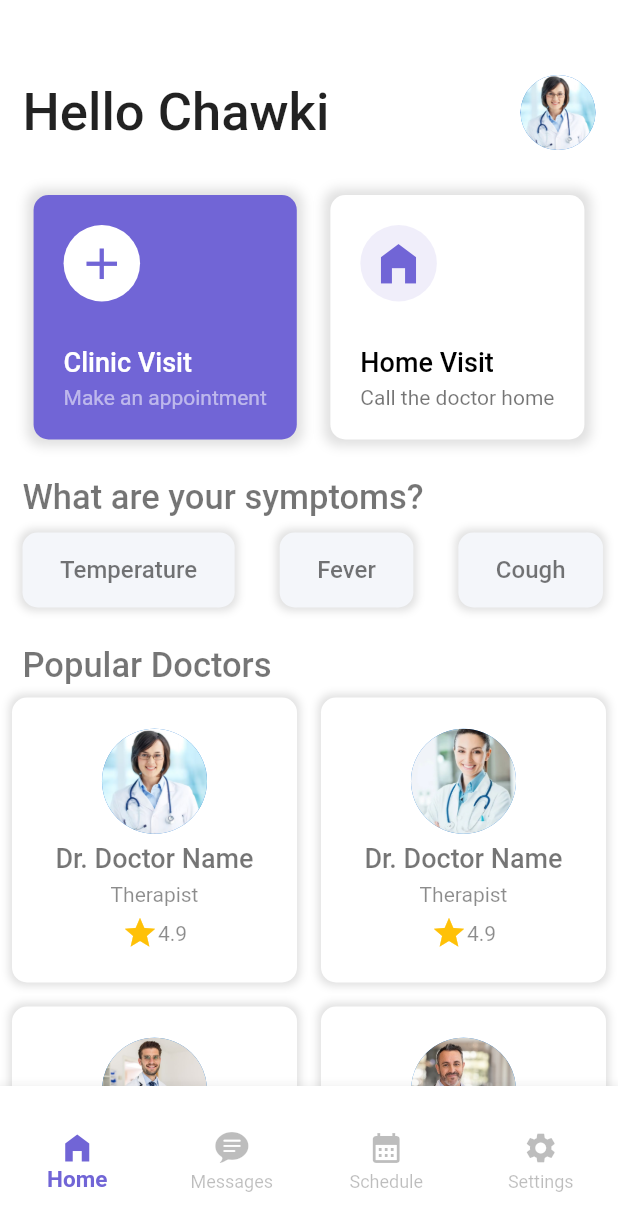
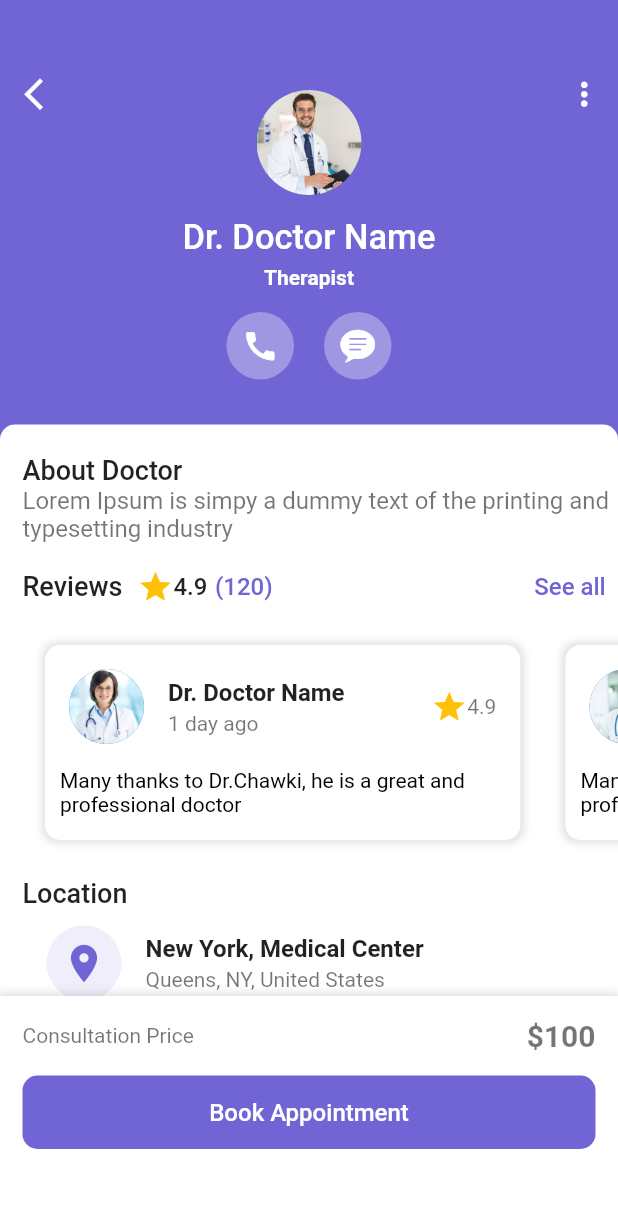
Before and after one commit to ChawkiFerroukhi/Healthcare_App, a Flutter app: the NavBarRoots screen opened directly, after a tap on "Dr. Doctor Name", on a phone screen of 412 x 824 dp. Shown: the top 1231 px of the screen. Run offline on Flutter 3.47's test engine with Material 2 defaults, Android fonts, the phone set to English and light mode, and no system bars.

Commit message:
UI Updates
- Added Appointment screen
- Added Settings screen

```diff
--- /dev/null
+++ b/lib/screens/appointment_screen.dart
@@ -0,0 +1,359 @@
+import 'package:flutter/cupertino.dart';
+import 'package:flutter/material.dart';
+import 'package:flutter/src/widgets/container.dart';
+import 'package:flutter/src/widgets/framework.dart';
+
+class AppointmentScreen extends StatelessWidget {
+  List imgs = [
+    "doctor1.jpg",
+    "doctor2.jpg",
+    "doctor3.jpg",
+    "doctor4.jpg",
+  ];
+
+  @override
+  Widget build(BuildContext context) {
+    return Scaffold(
+      backgroundColor: Color(0xFF7165D6),
+      body: SingleChildScrollView(
+        child: Column(
+          children: [
+            SizedBox(height: 50),
+            Padding(
+              padding: EdgeInsets.symmetric(horizontal: 10),
+              child: Stack(
+                children: [
+                  Row(
+                    mainAxisAlignment: MainAxisAlignment.spaceBetween,
+                    children: [
+                      InkWell(
+                        onTap: () {
+                          Navigator.pop(context);
+                        },
+                        child: Icon(
+                          Icons.arrow_back_ios_new,
+                          color: Colors.white,
+                          size: 25,
+                        ),
+                      ),
+                      InkWell(
+                        onTap: () {},
+                        child: Icon(
+                          Icons.more_vert,
+                          color: Colors.white,
+                          size: 25,
+                        ),
+                      ),
+                    ],
+                  ),
+                  Padding(
+                    padding: EdgeInsets.symmetric(vertical: 10),
+                    child: Column(
+                      mainAxisAlignment: MainAxisAlignment.spaceEvenly,
+                      children: [
+                        CircleAvatar(
+                          radius: 35,
+                          backgroundImage: AssetImage("assets/doctor3.jpg"),
+                        ),
+                        SizedBox(height: 15),
+                        Text(
+                          "Dr. Doctor Name",
+                          style: TextStyle(
+                            fontWeight: FontWeight.w500,
+                            fontSize: 23,
+                            color: Colors.white,
+                          ),
+                        ),
+                        SizedBox(height: 5),
+                        Text(
+                          "Therapist",
+                          style: TextStyle(
+                            color: Colors.white,
+                            fontWeight: FontWeight.bold,
+                          ),
+                        ),
+                        SizedBox(height: 15),
+                        Row(
+                          mainAxisAlignment: MainAxisAlignment.center,
+                          children: [
+                            Container(
+                              padding: EdgeInsets.all(10),
+                              decoration: BoxDecoration(
+                                color: Color(0xFF9F97E2),
+                                shape: BoxShape.circle,
+                              ),
+                              child: Icon(
+                                Icons.call,
+                                color: Colors.white,
+                                size: 25,
+                              ),
+                            ),
+                            SizedBox(width: 20),
+                            Container(
+                              padding: EdgeInsets.all(10),
+                              decoration: BoxDecoration(
+                                color: Color(0xFF9F97E2),
+                                shape: BoxShape.circle,
+                              ),
+                              child: Icon(
+                                CupertinoIcons.chat_bubble_text_fill,
+                                color: Colors.white,
+                                size: 25,
+                              ),
+                            ),
+                          ],
+                        ),
+                      ],
+                    ),
+                  ),
+                ],
+              ),
+            ),
+            SizedBox(height: 20),
+            Container(
+              height: MediaQuery.of(context).size.height / 1.5,
+              width: double.infinity,
+              padding: EdgeInsets.only(
+                top: 20,
+                left: 15,
+              ),
+              decoration: BoxDecoration(
+                color: Colors.white,
+                borderRadius: BorderRadius.only(
+                  topLeft: Radius.circular(10),
+                  topRight: Radius.circular(10),
+                ),
+              ),
+              child: Column(
+                crossAxisAlignment: CrossAxisAlignment.start,
+                mainAxisSize: MainAxisSize.max,
+                children: [
+                  Text(
+                    "About Doctor",
+                    style: TextStyle(
+                      fontSize: 18,
+                      fontWeight: FontWeight.w500,
+                    ),
+                  ),
+                  Text(
+                    "Lorem Ipsum is simpy a dummy text of the printing and typesetting industry",
+                    style: TextStyle(
+                      fontSize: 16,
+                      color: Colors.black54,
+                    ),
+                  ),
+                  SizedBox(height: 5),
+                  Row(
+                    children: [
+                      Text(
+                        "Reviews",
+                        style: TextStyle(
+                          fontSize: 18,
+                          fontWeight: FontWeight.w500,
+                        ),
+                      ),
+                      SizedBox(width: 10),
+                      Icon(
+                        Icons.star,
+                        color: Colors.amber,
+                      ),
+                      Text(
+                        "4.9",
+                        style: TextStyle(
+                          fontSize: 16,
+                          fontWeight: FontWeight.w500,
+                        ),
+                      ),
+                      SizedBox(width: 5),
+                      Text(
+                        "(120)",
+                        style: TextStyle(
+                          fontSize: 16,
+                          fontWeight: FontWeight.w500,
+                          color: Color(0xFF7165D6),
+                        ),
+                      ),
+                      Spacer(),
+                      TextButton(
+                        onPressed: () {},
+                        child: Text(
+                          "See all",
+                          style: TextStyle(
+                            fontSize: 16,
+                            fontWeight: FontWeight.w500,
+                            color: Color(0xFF7165D6),
+                          ),
+                        ),
+                      ),
+                    ],
+                  ),
+                  SizedBox(
+                    height: 160,
+                    child: ListView.builder(
+                      scrollDirection: Axis.horizontal,
+                      itemCount: 4,
+                      itemBuilder: (context, index) {
+                        return Container(
+                          margin: EdgeInsets.all(15),
+                          padding: EdgeInsets.symmetric(vertical: 5),
+                          decoration: BoxDecoration(
+                            color: Colors.white,
+                            borderRadius: BorderRadius.circular(10),
+                            boxShadow: [
+                              BoxShadow(
+                                color: Colors.black12,
+                                blurRadius: 4,
+                                spreadRadius: 2,
+                              ),
+                            ],
+                          ),
+                          child: SizedBox(
+                            width: MediaQuery.of(context).size.width / 1.3,
+                            child: Column(
+                              children: [
+                                ListTile(
+                                  leading: CircleAvatar(
+                                    radius: 25,
+                                    backgroundImage:
+                                        AssetImage("assets/${imgs[index]}"),
+                                  ),
+                                  title: Text(
+                                    "Dr. Doctor Name",
+                                    style: TextStyle(
+                                      fontWeight: FontWeight.bold,
+                                    ),
+                                  ),
+                                  subtitle: Text("1 day ago"),
+                                  trailing: Row(
+                                    mainAxisSize: MainAxisSize.min,
+                                    mainAxisAlignment: MainAxisAlignment.center,
+                                    children: [
+                                      Icon(
+                                        Icons.star,
+                                        color: Colors.amber,
+                                      ),
+                                      Text(
+                                        "4.9",
+                                        style: TextStyle(
+                                          color: Colors.black54,
+                                        ),
+                                      ),
+                                    ],
+                                  ),
+                                ),
+                                SizedBox(height: 5),
+                                Padding(
+                                  padding: EdgeInsets.symmetric(horizontal: 10),
+                                  child: Text(
+                                    maxLines: 2,
+                                    overflow: TextOverflow.ellipsis,
+                                    "Many thanks to Dr.Chawki, he is a great and professional doctor",
+                                    style: TextStyle(
+                                      color: Colors.black,
+                                    ),
+                                  ),
+                                ),
+                              ],
+                            ),
+                          ),
+                        );
+                      },
+                    ),
+                  ),
+                  SizedBox(height: 10),
+                  Text(
+                    "Location",
+                    style: TextStyle(
+                      fontSize: 18,
+                      fontWeight: FontWeight.w500,
+                    ),
+                  ),
+                  ListTile(
+                    leading: Container(
+                      padding: EdgeInsets.all(10),
+                      decoration: BoxDecoration(
+                        color: Color(0xFFF0EEFA),
+                        shape: BoxShape.circle,
+                      ),
+                      child: Icon(
+                        Icons.location_on,
+                        color: Color(0xFF7165D6),
+                        size: 30,
+                      ),
+                    ),
+                    title: Text(
+                      "New York, Medical Center",
+                      style: TextStyle(
+                        fontWeight: FontWeight.bold,
+                      ),
+                    ),
+                    subtitle: Text("Queens, NY, United States"),
+                  ),
+                ],
+              ),
+            ),
+          ],
+        ),
+      ),
+      bottomNavigationBar: Container(
+        padding: EdgeInsets.all(15),
+        height: 160,
+        decoration: BoxDecoration(
+          color: Colors.white,
+          boxShadow: [
+            BoxShadow(
+              color: Colors.black12,
+              blurRadius: 4,
+              spreadRadius: 2,
+            ),
+          ],
+        ),
+        child: Column(
+          children: [
+            Row(
+              mainAxisAlignment: MainAxisAlignment.spaceBetween,
+              children: [
+                Text(
+                  "Consultation Price",
+                  style: TextStyle(
+                    color: Colors.black54,
+                  ),
+                ),
+                Text(
+                  "\$100",
+                  style: TextStyle(
+                    fontSize: 20,
+                    fontWeight: FontWeight.bold,
+                    color: Colors.black54,
+                  ),
+                ),
+              ],
+            ),
+            SizedBox(height: 15),
+            InkWell(
+              onTap: () {},
+              child: Container(
+                width: MediaQuery.of(context).size.width,
+                padding: EdgeInsets.symmetric(vertical: 15),
+                decoration: BoxDecoration(
+                  color: Color(0xFF7165D6),
+                  borderRadius: BorderRadius.circular(10),
+                ),
+                child: Center(
+                  child: Text(
+                    "Book Appointment",
+                    style: TextStyle(
+                      color: Colors.white,
+                      fontWeight: FontWeight.w500,
+                      fontSize: 16,
+                    ),
+                  ),
+                ),
+              ),
+            )
+          ],
+        ),
+      ),
+    );
+  }
+}
--- a/lib/screens/home_screen.dart
+++ b/lib/screens/home_screen.dart
@@ -1,6 +1,7 @@
 import 'package:flutter/material.dart';
 import 'package:flutter/src/widgets/container.dart';
 import 'package:flutter/src/widgets/framework.dart';
+import 'package:healthcare_app/screens/appointment_screen.dart';
 
 class HomeScreen extends StatelessWidget {
   List symptoms = [
@@ -39,7 +40,7 @@ class HomeScreen extends StatelessWidget {
                 ),
                 CircleAvatar(
                   radius: 25,
-                  backgroundImage: AssetImage("assets/doctor1.jpg"),
+                  backgroundImage: AssetImage("assets/doctor3.jpg"),
                 ),
               ],
             ),
@@ -218,7 +219,14 @@ class HomeScreen extends StatelessWidget {
             physics: NeverScrollableScrollPhysics(),
             itemBuilder: (context, index) {
               return InkWell(
-                onTap: () {},
+                onTap: () {
+                  Navigator.push(
+                    context,
+                    MaterialPageRoute(
+                      builder: (context) => AppointmentScreen(),
+                    ),
+                  );
+                },
                 child: Container(
                   margin: EdgeInsets.all(8),
                   padding: EdgeInsets.symmetric(vertical: 15),
```
Also changed, not shown: lib/screens/messages_screen.dart (added, +11 -0 lines), lib/screens/settings_screen.dart (added, +186 -0 lines), lib/widgets/navbar_roots.dart (+6 -4 lines).
